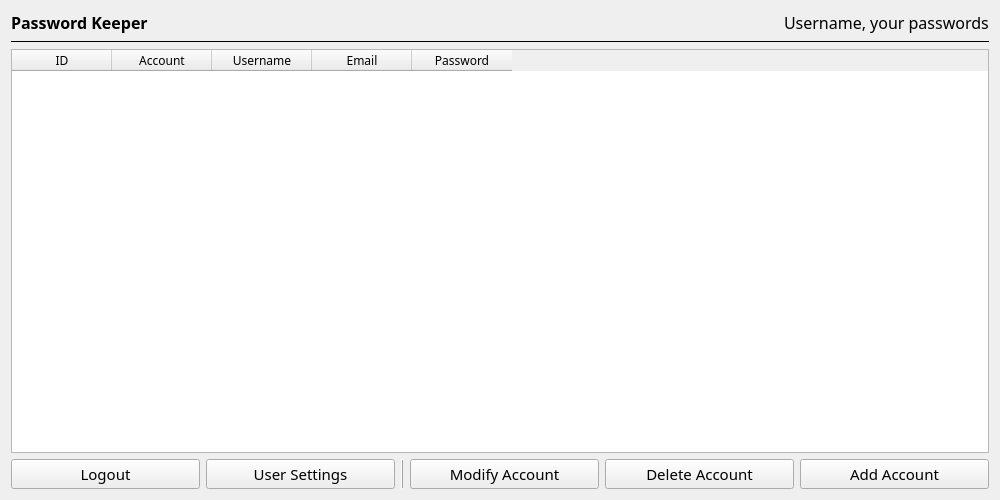
Before: the Qt Designer form ui/accounts.ui in ApostolisTs/PasswordManager, drawn with Qt 5.
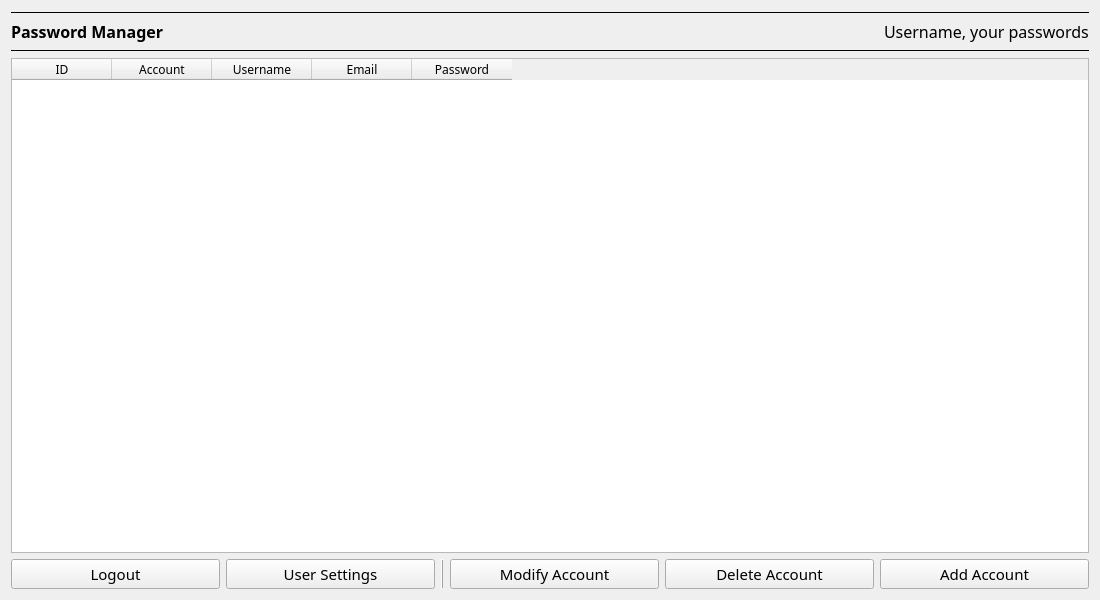
After: the same form once the commit is applied.

Commit message:
Complete add account functionality, add delete account functionality and the accounts table in accounts page is updating automatically.
Implement update_user_field_in_accounts, delete_by_id,
select_accounts_by_user methods in database.py.

Patch:
```diff
--- a/ui/accounts.ui
+++ b/ui/accounts.ui
@@ -6,8 +6,8 @@
    <rect>
     <x>0</x>
     <y>0</y>
-    <width>1000</width>
-    <height>500</height>
+    <width>1100</width>
+    <height>600</height>
    </rect>
   </property>
   <property name="minimumSize">
@@ -25,6 +25,16 @@
    <string>Password Keeper</string>
   </property>
   <layout class="QVBoxLayout" name="verticalLayout">
+   <item>
+    <widget class="Line" name="line_3">
+     <property name="frameShadow">
+      <enum>QFrame::Plain</enum>
+     </property>
+     <property name="orientation">
+      <enum>Qt::Horizontal</enum>
+     </property>
+    </widget>
+   </item>
    <item>
     <layout class="QHBoxLayout" name="horizontalLayout">
      <item>
@@ -37,7 +47,7 @@
         </font>
        </property>
        <property name="text">
-        <string>Password Keeper</string>
+        <string>Password Manager</string>
        </property>
       </widget>
      </item>
```
Left out of the diff: 5 changed lines with no effect on the pictures. The commit also changes 6 other files.
